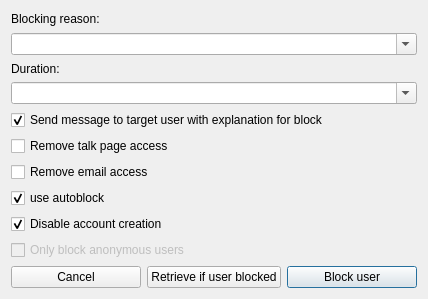
Before: the Qt Designer form huggle/blockuser.ui in huggle/huggle3-qt-lx, drawn with Qt 5.
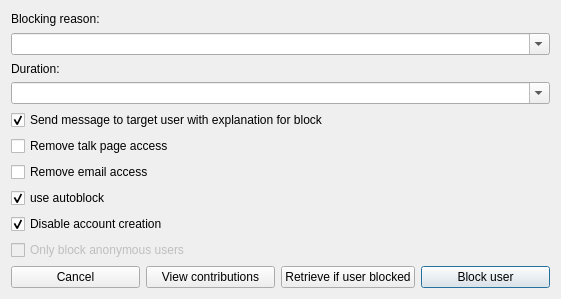
After: the same form once the commit is applied. Icons and pictures are not drawn.

Commit message:
Contribution browser
We have all the code necessary to display information about contributions in ReportForm. So this commit basically makes it possible to turn it into a contribution browser which can be opened from anywhere else in huggle. Thanks to this we no longer need to offer contributions only as external link to wiki but we can also display them locally inside of huggle.

This also removes one hardcoded shortcut for a feature that isn't really widely used.

Diff of the .ui file:
```diff
--- a/huggle/blockuser.ui
+++ b/huggle/blockuser.ui
@@ -6,7 +6,7 @@
    <rect>
     <x>0</x>
     <y>0</y>
-    <width>428</width>
+    <width>561</width>
     <height>299</height>
    </rect>
   </property>
@@ -109,6 +109,13 @@
        </property>
       </widget>
      </item>
+     <item>
+      <widget class="QPushButton" name="pushButton_4">
+       <property name="text">
+        <string>View contributions</string>
+       </property>
+      </widget>
+     </item>
      <item>
       <widget class="QPushButton" name="pushButton_3">
        <property name="text">
```
The commit also changes 12 other files.
